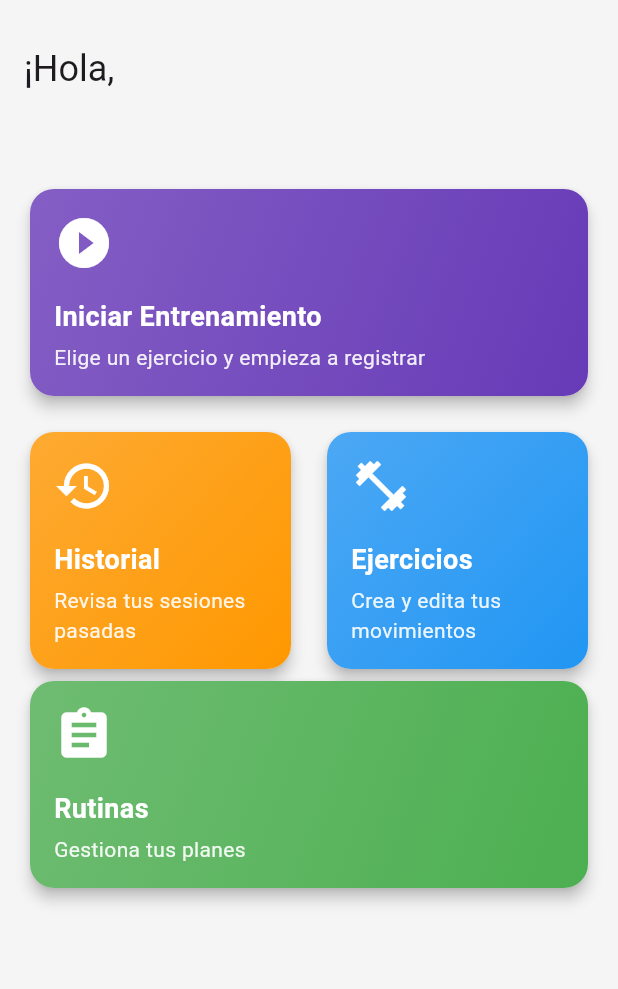
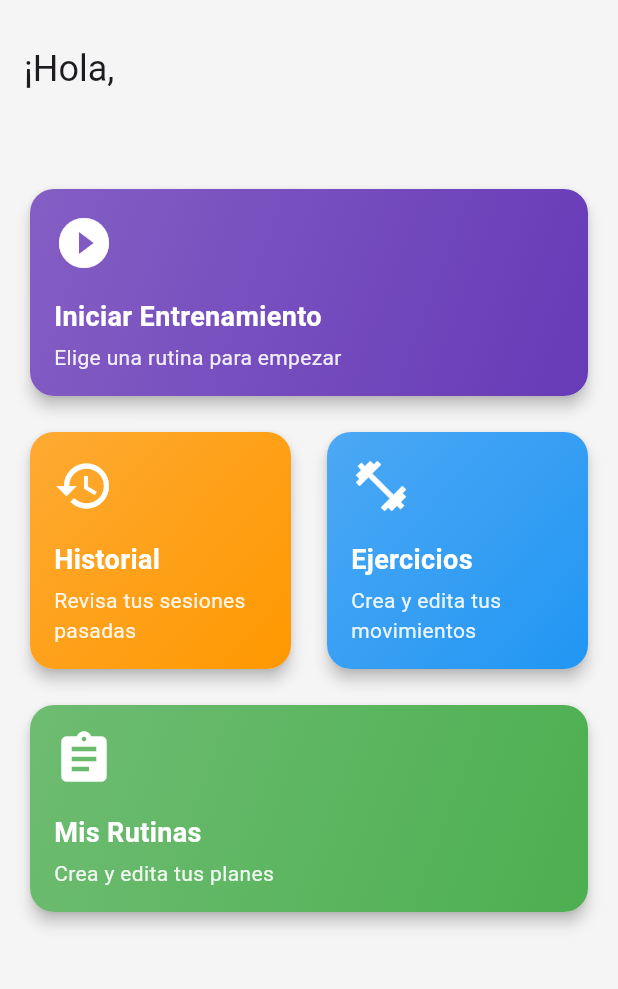
Before and after one commit to mseligmann39/gymtrackapp, a Flutter app: the screen it shows once a user with an empty profile is signed in, on a phone screen of 412 x 824 dp, the part 63-1052 px from its top. Run offline on Flutter 3.47's test engine with Material 3 defaults, Android fonts, the phone set to English and light mode, and no system bars; our stand-ins replace cloud_firestore, firebase_auth, firebase_core; accounts and stored records are empty.

Commit message:
Todo va bien

```diff
--- a/lib/screens/home_screen.dart
+++ b/lib/screens/home_screen.dart
@@ -1,11 +1,9 @@
-// lib/screens/home_screen.dart
-
 import 'package:flutter/material.dart';
 import 'package:firebase_auth/firebase_auth.dart';
 import 'package:provider/provider.dart';
 
 import 'exercise_list_screen.dart';
-import 'history_screen.dart'; // Importamos la nueva pantalla
+import 'history_screen.dart';
 import 'routines_list_screen.dart';
 
 class HomeScreen extends StatelessWidget {
@@ -20,15 +18,11 @@ class HomeScreen extends StatelessWidget {
     final user = context.watch<User?>();
 
     return Scaffold(
-      // Un fondo sutil para darle un toque más premium
       backgroundColor: Colors.grey[100],
       appBar: AppBar(
         backgroundColor: Colors.transparent,
         elevation: 0,
-        title: const Text(
-          'GimFit',
-          style: TextStyle(fontWeight: FontWeight.bold),
-        ),
+        title: const Text('GimFit', style: TextStyle(fontWeight: FontWeight.bold)),
         actions: [
           IconButton(
             icon: const Icon(Icons.logout),
@@ -40,8 +34,10 @@ class HomeScreen extends StatelessWidget {
       body: ListView(
         padding: const EdgeInsets.all(16.0),
         children: [
-          // --- Saludo al usuario ---
-          Text('¡Hola,', style: Theme.of(context).textTheme.headlineSmall),
+          Text(
+            '¡Hola,',
+            style: Theme.of(context).textTheme.headlineSmall,
+          ),
           Text(
             user?.displayName ?? user?.email ?? 'Campeón/a',
             style: Theme.of(context).textTheme.headlineMedium?.copyWith(
@@ -51,16 +47,17 @@ class HomeScreen extends StatelessWidget {
           ),
           const SizedBox(height: 24),
 
-          // --- Tarjeta de Acción Principal: Iniciar Entrenamiento ---
+          // --- TARJETA DE ACCIÓN PRINCIPAL (INICIAR ENTRENAMIENTO) ---
           _buildActionCard(
             context: context,
             title: 'Iniciar Entrenamiento',
-            subtitle: 'Elige un ejercicio y empieza a registrar',
+            subtitle: 'Elige una rutina para empezar',
             icon: Icons.play_circle_fill,
             color: Colors.deepPurple,
             onTap: () {
+              // Navega a la lista de rutinas en MODO SELECCIÓN
               Navigator.of(context).push(
-                MaterialPageRoute(builder: (_) => const ExerciseListScreen()),
+                MaterialPageRoute(builder: (_) => const RoutinesListScreen(isSelectionMode: true)),
               );
             },
           ),
@@ -69,7 +66,6 @@ class HomeScreen extends StatelessWidget {
           // --- Tarjetas de Acciones Secundarias ---
           Row(
             children: [
-              // --- Tarjeta para ver el Historial ---
               Expanded(
                 child: _buildActionCard(
                   context: context,
@@ -78,7 +74,6 @@ class HomeScreen extends StatelessWidget {
                   icon: Icons.history,
                   color: Colors.orange,
                   onTap: () {
-                    // Navegamos a la nueva pantalla de historial
                     Navigator.of(context).push(
                       MaterialPageRoute(builder: (_) => const HistoryScreen()),
                     );
@@ -86,7 +81,6 @@ class HomeScreen extends StatelessWidget {
                 ),
               ),
               const SizedBox(width: 16),
-              // --- Tarjeta para gestionar Ejercicios ---
               Expanded(
                 child: _buildActionCard(
                   context: context,
@@ -96,44 +90,34 @@ class HomeScreen extends StatelessWidget {
                   color: Colors.blue,
                   onTap: () {
                     Navigator.of(context).push(
-                      MaterialPageRoute(
-                        builder: (_) => const ExerciseListScreen(),
-                      ),
+                      MaterialPageRoute(builder: (_) => const ExerciseListScreen()),
                     );
                   },
                 ),
               ),
             ],
           ),
-          // Aquí podríamos añadir más tarjetas en el futuro:
-          // En home_screen.dart, dentro del Row de las tarjetas secundarias:
-
-          // ... (tarjeta de Historial)
-          const SizedBox(width: 16),
-          // --- AÑADE ESTA NUEVA TARJETA ---
-          Expanded(
-            child: _buildActionCard(
+          const SizedBox(height: 16),
+          // --- Tarjeta para GESTIONAR Rutinas ---
+          _buildActionCard(
             context: context,
-              title: 'Rutinas',
-              subtitle: 'Gestiona tus planes',
+            title: 'Mis Rutinas',
+            subtitle: 'Crea y edita tus planes',
             icon: Icons.assignment,
             color: Colors.green,
             onTap: () {
-                // Navegamos a la nueva pantalla de lista de rutinas
+              // Navega a la lista de rutinas en MODO GESTIÓN (por defecto)
               Navigator.of(context).push(
                 MaterialPageRoute(builder: (_) => const RoutinesListScreen()),
               );
             },
           ),
-          ),
-          // - "Mi Plan Semanal"
-          // - "Estadísticas de Progreso"
         ],
       ),
     );
   }
 
-  // --- Widget reutilizable para crear las tarjetas ---
+  // Widget reutilizable para crear las tarjetas
   Widget _buildActionCard({
     required BuildContext context,
     required String title,
@@ -143,8 +127,7 @@ class HomeScreen extends StatelessWidget {
     required VoidCallback onTap,
   }) {
     return Card(
-      clipBehavior: Clip
-          .antiAlias, // Para que el InkWell no se salga de los bordes redondeados
+      clipBehavior: Clip.antiAlias,
       elevation: 4,
       shape: RoundedRectangleBorder(borderRadius: BorderRadius.circular(16)),
       child: InkWell(
```
Also changed, not shown: lib/screens/routines_list_screen.dart (+56 -22 lines). Lines whose indentation alone changed are shown as unchanged.
